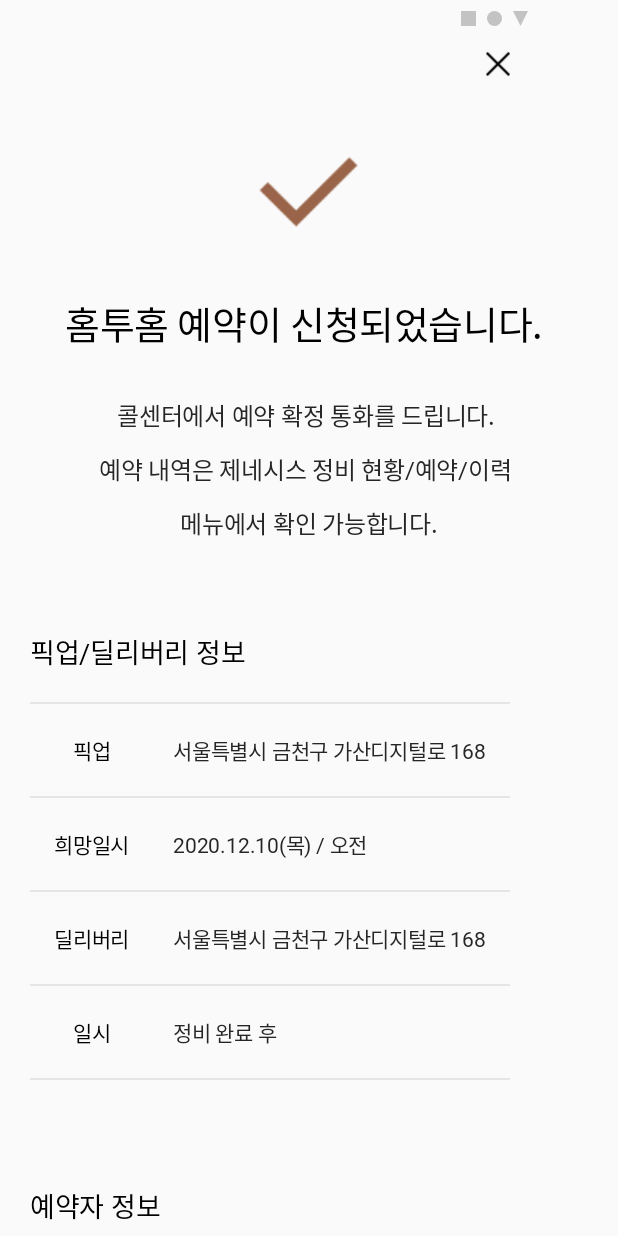
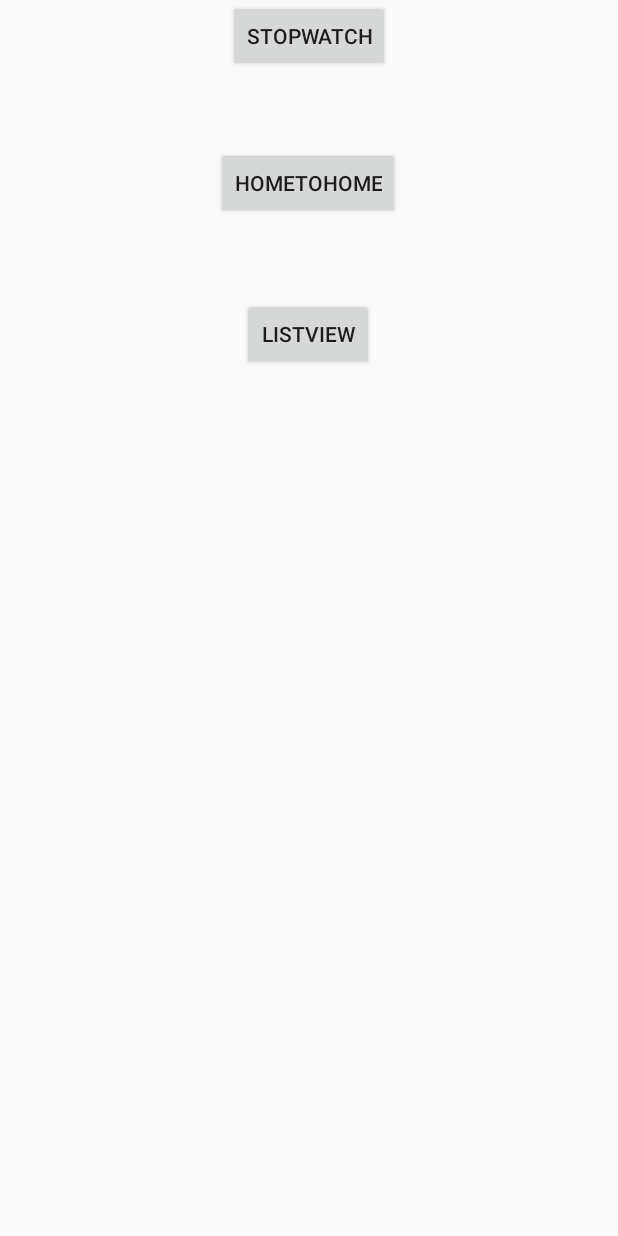
Before and after one commit to JooyoungEE/homeToHome, an Android app: the screen it shows after launch (MainActivity before the commit, MenuActivity after it), on a phone screen of 412 x 824 dp. Run offline under Robolectric (Android 15) with nearby library versions, the phone set to English and light mode, and no system bars.

Commit message:
listView click event / del event END

```diff
--- a/app/src/main/AndroidManifest.xml
+++ b/app/src/main/AndroidManifest.xml
@@ -9,13 +9,16 @@
         android:roundIcon="@mipmap/ic_launcher_round"
         android:supportsRtl="true"
         android:theme="@style/AppTheme">
-        <activity android:name=".MainActivity">
+        <activity android:name=".ListViewActivity"></activity>
+        <activity android:name=".MenuActivity">
             <intent-filter>
                 <action android:name="android.intent.action.MAIN" />
 
                 <category android:name="android.intent.category.LAUNCHER" />
             </intent-filter>
         </activity>
+        <activity android:name=".StopWatchActivity" />
+        <activity android:name=".MainActivity" />
     </application>
 
 </manifest>
--- /dev/null
+++ b/app/src/main/java/com/example/hometohome/MenuActivity.java
@@ -0,0 +1,54 @@
+package com.example.hometohome;
+
+import androidx.annotation.Nullable;
+import androidx.appcompat.app.AppCompatActivity;
+
+import android.content.Context;
+import android.content.Intent;
+import android.os.Bundle;
+import android.view.LayoutInflater;
+import android.view.View;
+import android.view.ViewGroup;
+import android.widget.Button;
+
+public class MenuActivity extends AppCompatActivity {
+    Button button;
+
+    @Override
+    protected void onCreate(Bundle savedInstanceState) {
+        super.onCreate(savedInstanceState);
+        setContentView(R.layout.activity_menu);
+        Button btn_stopWatch = findViewById(R.id.button);
+        Button btn_homeToHome = findViewById(R.id.button2);
+        Button btn_listView = findViewById(R.id.button3);
+        btn_stopWatch.setOnClickListener(new View.OnClickListener() {
+            @Override
+            public void onClick(View v){
+                openStopWatchActivity();
+            }
+        });
+        btn_homeToHome.setOnClickListener(new View.OnClickListener() {
+            @Override
+            public void onClick(View v) {
+                openHomeToHome();
+            }
+        });
+        btn_listView.setOnClickListener(new View.OnClickListener() {
+            @Override
+            public void onClick(View v) {openListVIew(); }
+        });
+    }
+
+    public void openStopWatchActivity() {
+        Intent intent = new Intent(MenuActivity.this, StopWatchActivity.class);
+        startActivity(intent);
+    }
+    public void openHomeToHome(){
+        Intent intent = new Intent(getApplicationContext(), MainActivity.class);
+        startActivity(intent);
+    }
+    public void openListVIew(){
+        Intent intent = new Intent(getApplicationContext(), ListViewActivity.class);
+        startActivity(intent);
+    }
+}
--- a/app/src/main/res/layout/activity_main.xml
+++ b/app/src/main/res/layout/activity_main.xml
@@ -74,7 +74,7 @@
                 android:textSize="25sp"
                 android:textStyle="normal"
                 android:layout_margin="30dp"
-                android:text="홈투홈 예약이 신청되었습니다. " />
+                android:text="홈투홈 예약이\n신청되었습니다. " />
 
             <TextView
                 android:layout_width="wrap_content"
--- /dev/null
+++ b/app/src/main/res/layout/activity_menu.xml
@@ -0,0 +1,44 @@
+<?xml version="1.0" encoding="utf-8"?>
+<androidx.constraintlayout.widget.ConstraintLayout xmlns:android="http://schemas.android.com/apk/res/android"
+    xmlns:app="http://schemas.android.com/apk/res-auto"
+    xmlns:tools="http://schemas.android.com/tools"
+    android:layout_width="match_parent"
+    android:layout_height="match_parent"
+    tools:context=".MenuActivity">
+
+    <Button
+        android:id="@+id/button"
+        android:layout_width="wrap_content"
+        android:layout_height="wrap_content"
+        android:layout_marginBottom="50dp"
+        android:text="StopWatch"
+        app:layout_constraintBottom_toTopOf="@+id/button2"
+        app:layout_constraintEnd_toEndOf="parent"
+        app:layout_constraintStart_toStartOf="parent"
+        app:layout_constraintTop_toTopOf="parent"
+        app:layout_constraintVertical_bias="1.0" />
+
+    <Button
+        android:id="@+id/button2"
+        android:layout_width="wrap_content"
+        android:layout_height="wrap_content"
+        android:layout_marginTop="50dp"
+        android:text="homeToHome"
+        app:layout_constraintEnd_toEndOf="parent"
+        app:layout_constraintHorizontal_bias="0.498"
+        app:layout_constraintStart_toStartOf="parent"
+        app:layout_constraintTop_toBottomOf="@+id/button" />
+
+    <Button
+        android:id="@+id/button3"
+        android:layout_width="wrap_content"
+        android:layout_height="wrap_content"
+        android:layout_marginTop="50dp"
+        android:text="ListView"
+        app:layout_constraintBottom_toBottomOf="parent"
+        app:layout_constraintEnd_toEndOf="parent"
+        app:layout_constraintHorizontal_bias="0.498"
+        app:layout_constraintStart_toStartOf="parent"
+        app:layout_constraintTop_toBottomOf="@+id/button2"
+        app:layout_constraintVertical_bias="0.005" />
+</androidx.constraintlayout.widget.ConstraintLayout>
--- a/app/src/main/res/values/strings.xml
+++ b/app/src/main/res/values/strings.xml
@@ -1,4 +1,4 @@
 <?xml version="1.0" encoding="utf-8"?>
 <resources>
-    <string name="app_name">homeToHome</string>
+    <string name="app_name">Joo</string>
 </resources>
```
Also changed, not shown: app/src/main/java/com/example/hometohome/ListAdapter.java (added, +79 -0 lines), app/src/main/java/com/example/hometohome/ListViewActivity.java (added, +42 -0 lines), app/src/main/java/com/example/hometohome/StopWatchActivity.java (added, +157 -0 lines), app/src/main/res/layout/activity_list_view.xml (added, +17 -0 lines), app/src/main/res/layout/activity_stop_watch.xml (added, +61 -0 lines), app/src/main/res/layout/layout_list_item.xml (added, +20 -0 lines), app/src/main/res/layout/toast_layout.xml (added, +16 -0 lines).
